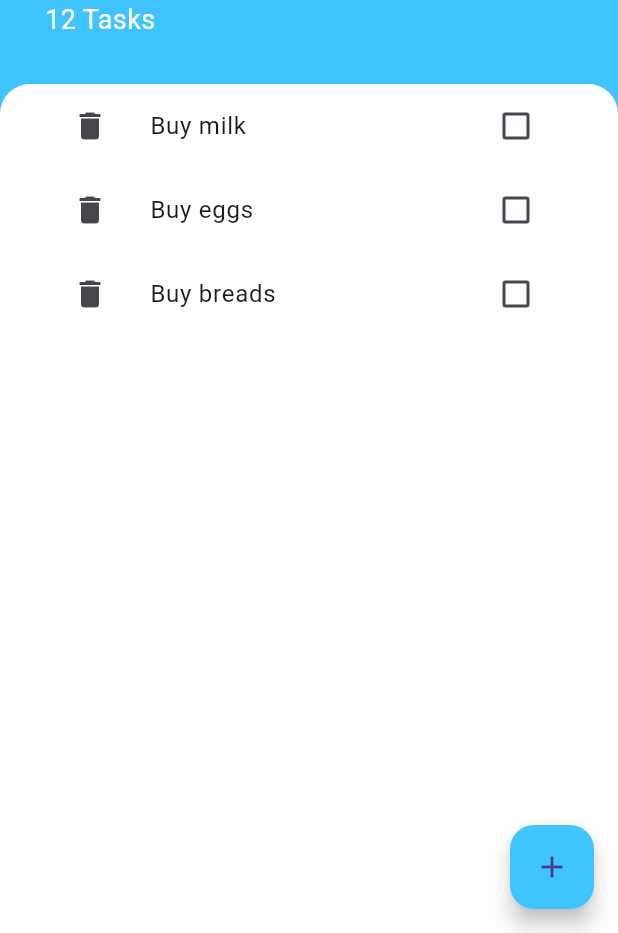
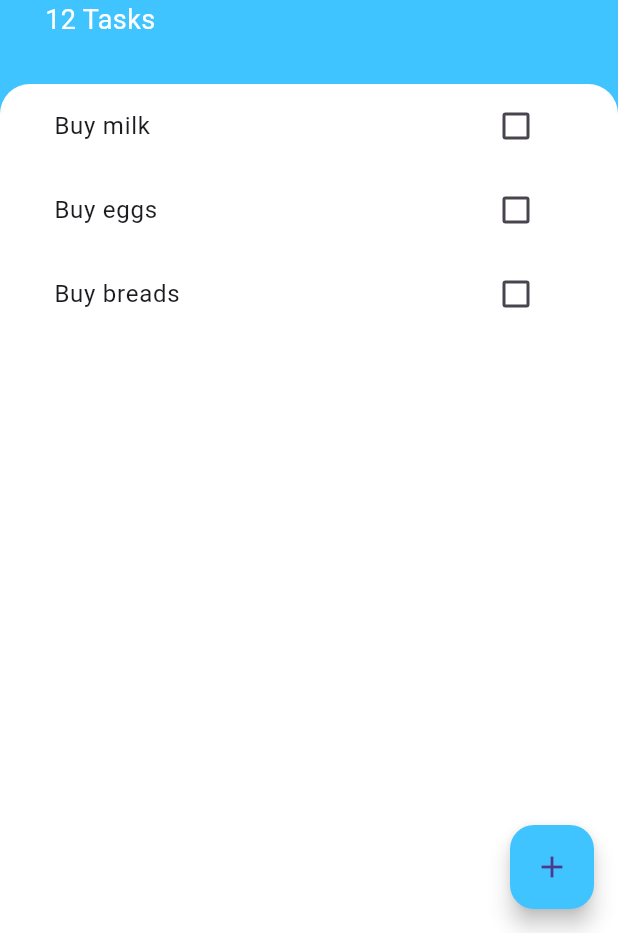
Before and after one commit to V4nshaj/App_flutter, a Flutter app: the screen it shows after launch, on a phone screen of 412 x 824 dp, the part 303-1236 px from its top. Run offline on Flutter 3.47's test engine with Material 3 defaults, Android fonts, the phone set to English and light mode, and no system bars; our stand-ins replace animated_text_kit, cloud_firestore, firebase_auth, firebase_core, firebase_database, flutter_spinkit and 4 more; missing offline and left inert: dart:ffi; accounts and stored records are empty.

```diff
--- a/todo/lib/widgets/task_tile.dart
+++ b/todo/lib/widgets/task_tile.dart
@@ -9,12 +9,13 @@ class TaskTile extends StatelessWidget {
   final bool isChecked;
   final String taskTitle;
   final Function(bool?) checkboxCallBack;
-  final VoidCallback onDelete;
-  TaskTile(
-      {required this.isChecked,
-      required this.taskTitle,
-      required this.checkboxCallBack,
-      required this.onDelete});
+  // final VoidCallback onDelete;
+  TaskTile({
+    required this.isChecked,
+    required this.taskTitle,
+    required this.checkboxCallBack,
+  });
+  // required this.onDelete,
   @override
   Widget build(BuildContext context) {
     return ListTile(
@@ -31,11 +32,11 @@ class TaskTile extends StatelessWidget {
           checkboxState: isChecked,
           toggleCheckboxState:
               checkboxCallBack), //, toggleCheckboxState: isChecked
-      leading: IconButton(
-          onPressed: () {
-            onDelete();
-          },
-          icon: Icon(Icons.delete)),
+      // leading: IconButton(
+      //     onPressed: () {
+      //       onDelete();
+      //     },
+      //     icon: Icon(Icons.delete)),
     );
   }
 }
```
Also changed, not shown: todo/lib/widgets/task_list.dart (+10 -4 lines).
